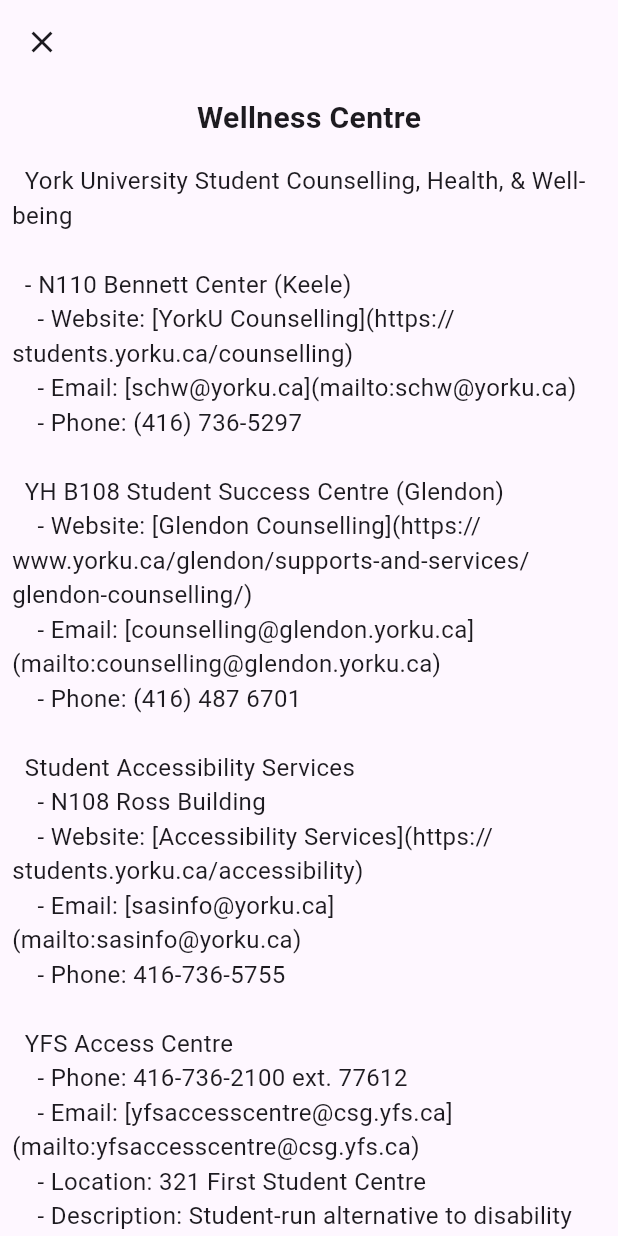
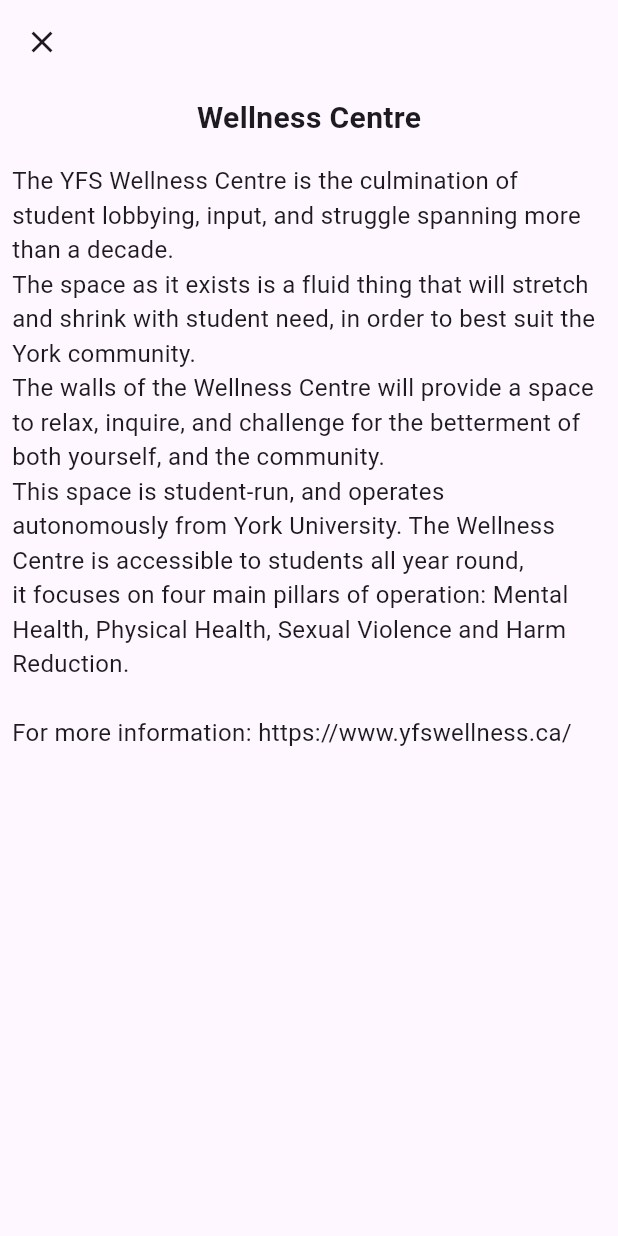
Before and after one commit to EhabHaque/wellness-app-master, a Flutter app: the screen it shows after launch, after a tap on "Wellness Centre", on a phone screen of 412 x 824 dp. Run offline on Flutter 3.47's test engine with Material 3 defaults, Android fonts, the phone set to English and light mode, and no system bars; our stand-ins replace appwrite, flutter_local_notifications, shared_preferences; network calls fail.

Commit message:
LOTS OF THANGS
Changed up UI of snake game, snake game works now, added descriptions to all the wellness activites, added urls to the social media buttons.

```diff
--- a/lib/Notifications.dart
+++ b/lib/Notifications.dart
@@ -1,18 +1,3 @@
-// import 'package:flutter/material.dart';
-
-// class Notification extends StatelessWidget {
-//   @override
-//   Widget build(BuildContext context) {
-//     return Scaffold(
-//       body: Center(child: Text("Notification Clicked")),
-//     );
-//   }
-// }
-
-// Notifications.dart
-
-// ignore_for_file: unnecessary_null_comparison
-
 import 'dart:async';
 import 'package:flutter/material.dart';
 
@@ -21,7 +6,8 @@ class Notification extends StatefulWidget {
   _PomodoroTimerState createState() => _PomodoroTimerState();
 }
 
-class _PomodoroTimerState extends State<Notification> {
+class _PomodoroTimerState extends State<Notification>
+    with AutomaticKeepAliveClientMixin {
   int workDuration = 20; // in minutes
   int breakDuration = 5; // in minutes
   int pomodoroCount = 0;
@@ -29,6 +15,9 @@ class _PomodoroTimerState extends State<Notification> {
   bool isRunning = false;
   int timeLeftInSeconds = 0;
   late Timer timer;
+
+  @override
+  bool get wantKeepAlive => true;
 
   @override
   void initState() {
@@ -157,6 +146,8 @@ class _PomodoroTimerState extends State<Notification> {
 
   @override
   Widget build(BuildContext context) {
+    super.build(context); // This line is important for AutomaticKeepAliveClientMixin
+
     Color backgroundColor = isWorking ? Colors.green : Colors.red;
 
     return Scaffold(
--- a/lib/main.dart
+++ b/lib/main.dart
@@ -11,6 +11,7 @@ import 'Notifications.dart';
 
 import 'wellness_activities.dart';
 import 'snake_game.dart';
+import 'package:url_launcher/url_launcher.dart';
 
 
 void main() async {
@@ -507,11 +508,14 @@ class City extends StatelessWidget {
   }
 }
 
+
+/////////////////////////Contact US/////////////////////////////////////////////////
+
 class ContactUsContainer extends StatelessWidget {
   @override
   Widget build(BuildContext context) {
     return Container(
-      padding: EdgeInsets.symmetric(vertical: 20.0),
+      padding: EdgeInsets.symmetric(vertical: 0.0),
       color: Colors.white, // Background color
       child: Column(
         mainAxisAlignment: MainAxisAlignment.spaceEvenly,
@@ -520,8 +524,9 @@ class ContactUsContainer extends StatelessWidget {
             mainAxisAlignment: MainAxisAlignment.spaceEvenly,
             children: [
               CircularButton(
-                icon: Icons.add,
+                icon: Icons.facebook,
                 onPressed: () {
+                  launch('https://www.facebook.com/yfslocal68');
                   // Handle Pinterest button press
                   // Add your navigation logic or URL launch here
                 },
@@ -529,6 +534,7 @@ class ContactUsContainer extends StatelessWidget {
               CircularButton(
                 icon: Icons.add,
                 onPressed: () {
+                  launch('https://twitter.com/yfslocal68?lang=en');
                   // Handle Twitter button press
                   // Add your navigation logic or URL launch here
                 },
@@ -536,6 +542,7 @@ class ContactUsContainer extends StatelessWidget {
               CircularButton(
                 icon: Icons.add,
                 onPressed: () {
+                  launch('https://www.pinterest.ca/YFSWellness/');
                   // Handle Spotify button press
                   // Add your navigation logic or URL launch here
                 },
@@ -543,6 +550,7 @@ class ContactUsContainer extends StatelessWidget {
               CircularButton(
                 icon: Icons.add,
                 onPressed: () {
+                  launch('https://www.instagram.com/yfswellness');
                   // Handle Instagram button press
                   // Add your navigation logic or URL launch here
                 },
@@ -550,6 +558,7 @@ class ContactUsContainer extends StatelessWidget {
               CircularButton(
                 icon: Icons.add,
                 onPressed: () {
+                  launch('https://open.spotify.com/user/31nzfhtefa7yv6qdzzxth5t5ab7y?si=f698aa73a0e74660&nd=1&dlsi=823dd4afed534aed');
                   // Handle Instagram button press
                   // Add your navigation logic or URL launch here
                 },
@@ -603,13 +612,13 @@ class CircularButton extends StatelessWidget {
         width: 45.0,
         decoration: BoxDecoration(
           shape: BoxShape.circle,
-          color: Colors.blue, // Customize button color
+          color: Color.fromRGBO(180, 117, 231, 0.573), // Customize button color
         ),
         child: Center(
           child: Icon(
             icon,
             color: Colors.white, // Customize icon color
-            size: 30.0,
+            size: 40.0,
           ),
         ),
       ),
@@ -744,5 +753,3 @@ class WellnessActivityCard extends StatelessWidget {
     );
   }
 }
-
-/////////////Snake Game///////////////////
--- a/lib/wellness_activities.dart
+++ b/lib/wellness_activities.dart
@@ -112,49 +112,76 @@ class WellnessDetailPage extends StatelessWidget {
 //Descriptions
 
 final String WellnessCentreDes = '''
-  York University Student Counselling, Health, & Well-being
+The YFS Wellness Centre is the culmination of student lobbying, input, and struggle spanning more than a decade.
+The space as it exists is a fluid thing that will stretch and shrink with student need, in order to best suit the York community.
+The walls of the Wellness Centre will provide a space to relax, inquire, and challenge for the betterment of both yourself, and the community.
+This space is student-run, and operates autonomously from York University. The Wellness Centre is accessible to students all year round,
+it focuses on four main pillars of operation: Mental Health, Physical Health, Sexual Violence and Harm Reduction.
 
-  - N110 Bennett Center (Keele)
-    - Website: [YorkU Counselling](https://students.yorku.ca/counselling)
-    - Email: [schw@yorku.ca](mailto:schw@yorku.ca)
-    - Phone: (416) 736-5297
-
-  YH B108 Student Success Centre (Glendon)
-    - Website: [Glendon Counselling](https://www.yorku.ca/glendon/supports-and-services/glendon-counselling/)
-    - Email: [counselling@glendon.yorku.ca](mailto:counselling@glendon.yorku.ca)
-    - Phone: (416) 487 6701
-
-  Student Accessibility Services
-    - N108 Ross Building
-    - Website: [Accessibility Services](https://students.yorku.ca/accessibility)
-    - Email: [sasinfo@yorku.ca](mailto:sasinfo@yorku.ca)
-    - Phone: 416-736-5755
-
-  YFS Access Centre
-    - Phone: 416-736-2100 ext. 77612
-    - Email: [yfsaccesscentre@csg.yfs.ca](mailto:yfsaccesscentre@csg.yfs.ca)
-    - Location: 321 First Student Centre
-    - Description: Student-run alternative to disability services that offers York students and staff a space to consider various dimensions of the disability experience
-
-  Graduate Student Wellness Services
-    - Website: [Grad Wellness Services](https://www.yorku.ca/gradstudies/students/current-students/grad-wellness-services/)
-    - Email: [gradwell@yorku.ca](mailto:gradwell@yorku.ca)
-    - Phone: (416) 736-2100 Ext. 33379
-    - Description: All registered part–time/full–time York University graduate students may access the service. Grad students who are not currently registered active but are on an approved leave from their studies may also access the service.
+For more information: https://www.yfswellness.ca/
 ''';
 
-final String Tait = ''' ''';
+final String Tait = '''Engaging in regular physical activity and maintaining an active lifestyle are key components of promoting overall wellness.
+You can do this on campus by visiting the Tait Mckenzie fitness centre.
+Exercise not only contributes to physical health by improving cardiovascular fitness, strength, and flexibility but also plays a crucial role in mental well-being.
+It helps reduce stress, anxiety, and depression, while releasing endorphins that enhance mood and foster a sense of happiness.
+Additionally, staying active supports weight management, boosts immune function, and enhances sleep quality.
+Embracing a consistent workout routine is a holistic approach to wellness, fostering a healthier and more balanced life.
 
-final String Club = ''' ''';
+For more information: https://yorkulions.ca/sports/2013/4/12/GEN_0412133336.aspx''';
 
-final String Bike = ''' ''';
+final String Club = '''Joining a university club promotes wellness by fostering a supportive community, providing a break from academic stress, and encouraging personal growth.
+It creates opportunities for social connections, intellectual stimulation, and a sense of belonging, contributing to a more balanced and fulfilling university experience.
 
-final String Podcasts = ''' ''';
+For more information: https://yorku.campuslabs.ca/engage/
+''';
 
-final String Calumet = ''' ''';
+final String Bike = '''You can rent a bike on campus to improve your wellness! Through Bike Share Toronto you can access these bikes across these locations on campus:
+Keele	North and south sides of the York University Subway Station
+The Pond Rd. and Sentinel
+The Pond Rd. and Shoreham
+Track and Field Centre
+For more information:https://www.yorku.ca/transportation/bike-share-toronto/ ''';
 
-final String Walk = ''' ''';
+final String Podcasts = '''
+Listening to podcasts can be a valuable tool for promoting wellness, offering a unique blend of entertainment, education, and relaxation.
+Whether exploring topics related to mental health, personal development, or mindfulness, podcasts provide a convenient and accessible way to absorb valuable information.
+Engaging with positive and uplifting content can inspire a sense of motivation and encourage individuals to adopt healthier habits.
+Furthermore, the auditory nature of podcasts allows for multitasking, making it easy to integrate them into daily routines, such as during workouts, commutes, or moments of relaxation.
+By fostering intellectual stimulation and emotional well-being, podcasts contribute to a more balanced and fulfilling life.
 
-final String Yoga= ''' ''';
+Find a podcast: https://open.spotify.com/genre/0JQ5DAqbMKFLb2EqgLtpjC
+''';
 
-final String Sports = ''' ''';
+final String Calumet = '''
+Located in Calumet College Room: 129, students have an opportunity to recharge and refresh.
+Students may come by relax, study, play games, have some free coffee or tea, engage in wellness activities, and ask any questions related to health and wellness.
+
+For more information: https://www.yorku.ca/colleges/ccsc/wellness-lounge/ ''';
+
+final String Walk = '''
+Taking leisurely walks around York University can be a simple yet effective way to promote wellness.
+The physical activity of walking contributes to cardiovascular health, improves mood by releasing endorphins, and helps reduce stress.
+The campus's green spaces and open areas offer a refreshing break, providing an opportunity for relaxation and mental rejuvenation.
+Additionally, walking between classes or around campus facilitates a sense of connection with the university community, fostering a positive and active lifestyle that contributes to overall well-being.
+''';
+
+final String Yoga= '''
+Practicing yoga is a powerful means of promoting wellness, addressing both physical and mental aspects of health.
+The combination of controlled movements, breathwork, and mindfulness in yoga enhances flexibility, strength, and balance.
+This physical aspect is complemented by its profound impact on mental well-being, as yoga encourages relaxation, stress reduction, and improved focus.
+The practice also promotes self-awareness and mindfulness, fostering a holistic approach to wellness.
+Regular engagement in yoga can contribute to a sense of calm, increased energy levels, and an overall enhanced quality of life.
+ ''';
+
+final String Sports = '''
+Participating in sports and intramurals is a dynamic way to promote wellness, offering a range of physical, mental, and social benefits.
+Engaging in sports activities enhances cardiovascular health, boosts overall fitness, and supports weight management.
+The teamwork and camaraderie inherent in sports foster social connections, contributing to a sense of belonging and community.
+Moreover, the competitive yet enjoyable nature of intramurals provides a platform for stress relief, improved mood, and enhanced mental well-being.
+Through regular participation, individuals can establish a balanced and active lifestyle, reaping the holistic rewards that sports and intramurals bring to overall wellness.
+
+For more information: https://reconline.yorkulions.ca/program?classificationId=b1ea822b-bf9d-4e32-b069-a92789260aa4
+
+
+ ''';
```
Also changed, not shown: lib/snake_game.dart (+78 -35 lines), assets/images/fb.jpg (added).
